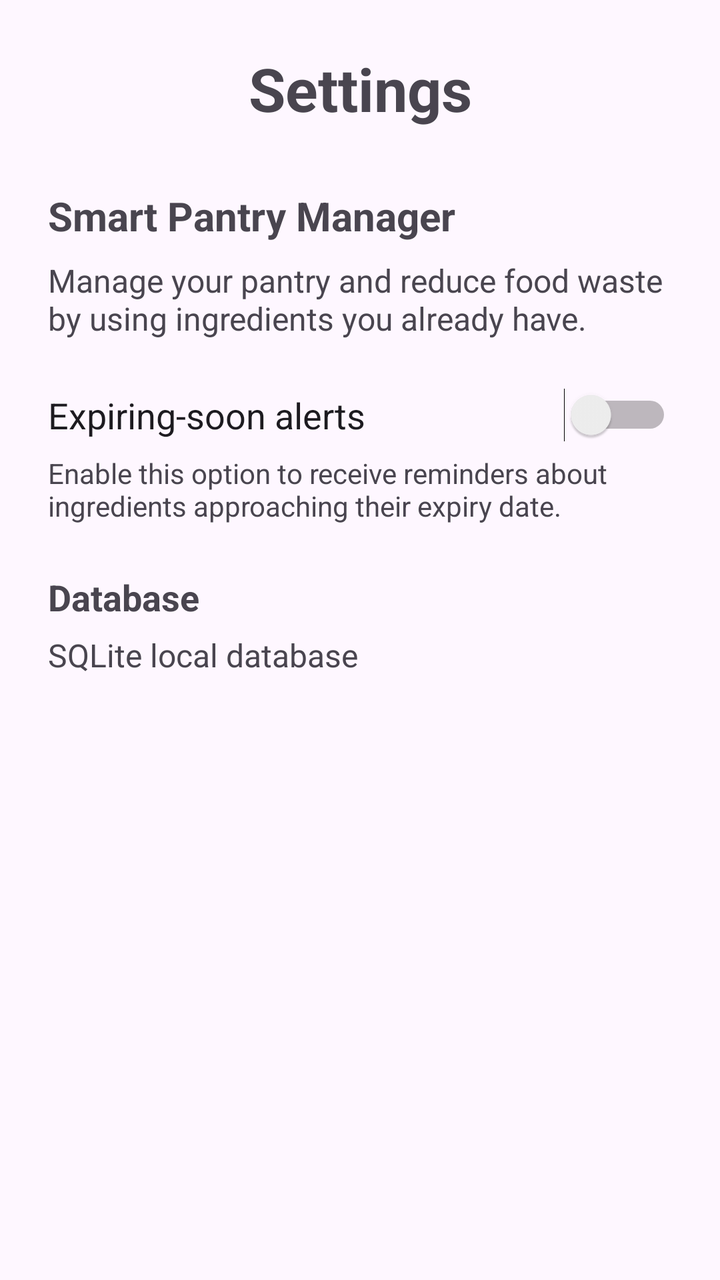
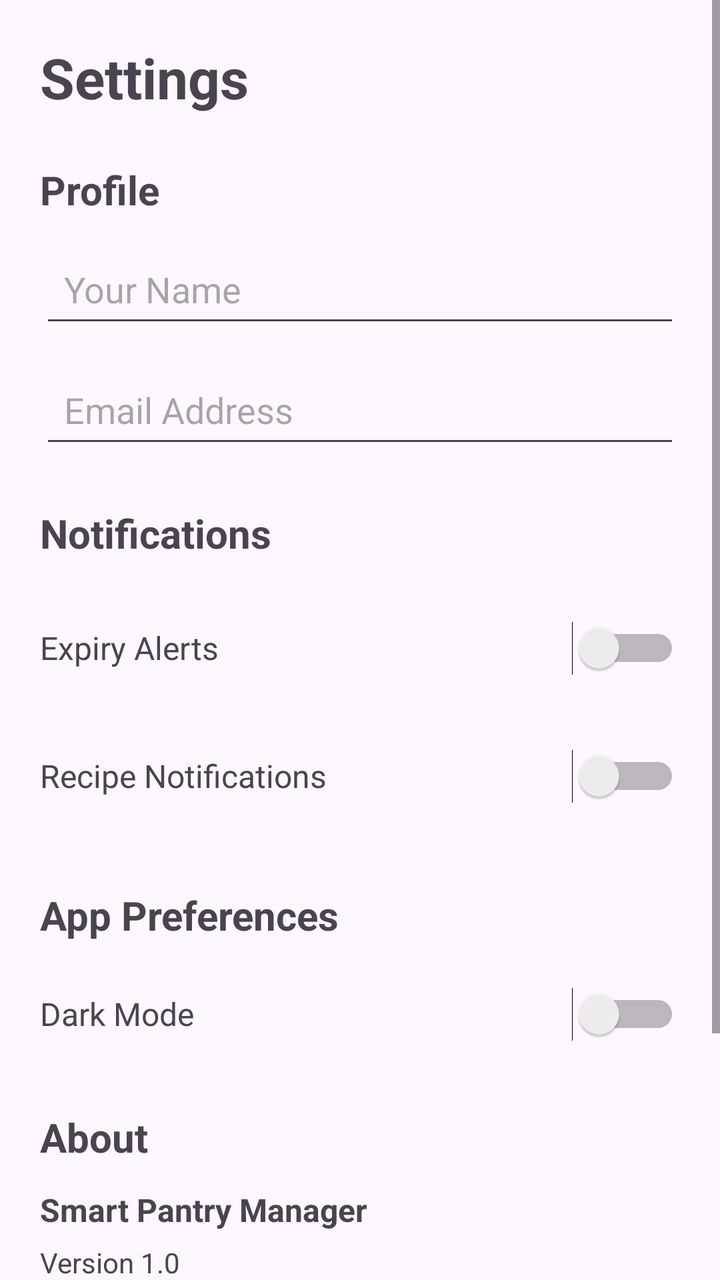

Screens rendered from an Android XML layout before and after an edit, with the pre-edit source and the edit as a unified diff.
<!-- AndroidManifest.xml: application theme Theme.SmartPantry -->
<!-- res/layout/activity_settings.xml -->
<?xml version="1.0" encoding="utf-8"?>
<ScrollView xmlns:android="http://schemas.android.com/apk/res/android"
    android:layout_width="match_parent"
    android:layout_height="match_parent">

    <LinearLayout
        android:layout_width="match_parent"
        android:layout_height="wrap_content"
        android:orientation="vertical"
        android:padding="24dp">

        <TextView
            android:layout_width="match_parent"
            android:layout_height="wrap_content"
            android:text="Settings"
            android:textSize="30sp"
            android:textStyle="bold"
            android:gravity="center"
            android:layout_marginBottom="30dp" />

        <TextView
            android:layout_width="match_parent"
            android:layout_height="wrap_content"
            android:text="Smart Pantry Manager"
            android:textSize="20sp"
            android:textStyle="bold" />

        <TextView
            android:layout_width="match_parent"
            android:layout_height="wrap_content"
            android:text="Manage your pantry and reduce food waste by using ingredients you already have."
            android:textSize="16sp"
            android:layout_marginTop="8dp"
            android:layout_marginBottom="24dp" />

        <Switch
            android:id="@+id/switchExpiryAlerts"
            android:layout_width="match_parent"
            android:layout_height="wrap_content"
            android:text="Expiring-soon alerts"
            android:textSize="18sp" />

        <TextView
            android:layout_width="match_parent"
            android:layout_height="wrap_content"
            android:text="Enable this option to receive reminders about ingredients approaching their expiry date."
            android:textSize="14sp"
            android:layout_marginTop="6dp"
            android:layout_marginBottom="24dp" />

        <TextView
            android:layout_width="match_parent"
            android:layout_height="wrap_content"
            android:text="Database"
            android:textSize="18sp"
            android:textStyle="bold" />

        <TextView
            android:layout_width="match_parent"
            android:layout_height="wrap_content"
            android:text="SQLite local database"
            android:textSize="16sp"
            android:layout_marginTop="6dp" />

    </LinearLayout>

</ScrollView>
<!-- resources referenced by this layout -->
<resources>
  <style name="Theme.SmartPantry" parent="Base.Theme.SmartPantry" />
  <style name="Base.Theme.SmartPantry" parent="Theme.Material3.DayNight.NoActionBar">
          
          
      </style>
</resources>

<!-- the commit's change to res/layout/activity_settings.xml (unified diff, before → after) -->
@@ -1,66 +1,191 @@
 <?xml version="1.0" encoding="utf-8"?>
 <ScrollView xmlns:android="http://schemas.android.com/apk/res/android"
     android:layout_width="match_parent"
-    android:layout_height="match_parent">
+    android:layout_height="match_parent"
+    android:fillViewport="true">
 
     <LinearLayout
         android:layout_width="match_parent"
         android:layout_height="wrap_content"
         android:orientation="vertical"
-        android:padding="24dp">
+        android:padding="20dp">
 
+        
         <TextView
             android:layout_width="match_parent"
             android:layout_height="wrap_content"
             android:text="Settings"
-            android:textSize="30sp"
+            android:textSize="28sp"
             android:textStyle="bold"
-            android:gravity="center"
-            android:layout_marginBottom="30dp" />
+            android:layout_marginBottom="24dp" />
 
+        
         <TextView
             android:layout_width="match_parent"
             android:layout_height="wrap_content"
-            android:text="Smart Pantry Manager"
+            android:text="Profile"
             android:textSize="20sp"
-            android:textStyle="bold" />
+            android:textStyle="bold"
+            android:layout_marginBottom="12dp" />
 
+        <EditText
+            android:id="@+id/editTextName"
+            android:layout_width="match_parent"
+            android:layout_height="wrap_content"
+            android:hint="Your Name"
+            android:inputType="textPersonName"
+            android:minHeight="48dp"
+            android:padding="12dp"
+            android:layout_marginBottom="12dp" />
+
+        <EditText
+            android:id="@+id/editTextEmail"
+            android:layout_width="match_parent"
+            android:layout_height="wrap_content"
+            android:hint="Email Address"
+            android:inputType="textEmailAddress"
+            android:minHeight="48dp"
+            android:padding="12dp"
+            android:layout_marginBottom="24dp" />
+
+        
         <TextView
             android:layout_width="match_parent"
             android:layout_height="wrap_content"
-            android:text="Manage your pantry and reduce food waste by using ingredients you already have."
-            android:textSize="16sp"
-            android:layout_marginTop="8dp"
-            android:layout_marginBottom="24dp" />
+            android:text="Notifications"
+            android:textSize="20sp"
+            android:textStyle="bold"
+            android:layout_marginBottom="12dp" />
 
-        <Switch
-            android:id="@+id/switchExpiryAlerts"
+        
+        <LinearLayout
             android:layout_width="match_parent"
             android:layout_height="wrap_content"
-            android:text="Expiring-soon alerts"
-            android:textSize="18sp" />
+            android:minHeight="48dp"
+            android:gravity="center_vertical"
+            android:orientation="horizontal"
+            android:paddingVertical="8dp">
 
+            <TextView
+                android:layout_width="0dp"
+                android:layout_height="wrap_content"
+                android:layout_weight="1"
+                android:text="Expiry Alerts"
+                android:textSize="16sp" />
+
+            <Switch
+                android:id="@+id/switchExpiryAlerts"
+                android:layout_width="wrap_content"
+                android:layout_height="48dp"
+                android:minWidth="48dp"
+                android:minHeight="48dp" />
+
+        </LinearLayout>
+
+        
+        <LinearLayout
+            android:layout_width="match_parent"
+            android:layout_height="wrap_content"
+            android:minHeight="48dp"
+            android:gravity="center_vertical"
+            android:orientation="horizontal"
+            android:paddingVertical="8dp"
+            android:layout_marginBottom="24dp">
+
+            <TextView
+                android:layout_width="0dp"
+                android:layout_height="wrap_content"
+                android:layout_weight="1"
+                android:text="Recipe Notifications"
+                android:textSize="16sp" />
+
+            <Switch
+                android:id="@+id/switchRecipeNotifications"
+                android:layout_width="wrap_content"
+                android:layout_height="48dp"
+                android:minWidth="48dp"
+                android:minHeight="48dp" />
+
+        </LinearLayout>
+
+        
         <TextView
             android:layout_width="match_parent"
             android:layout_height="wrap_content"
-            android:text="Enable this option to receive reminders about ingredients approaching their expiry date."
-            android:textSize="14sp"
-            android:layout_marginTop="6dp"
-            android:layout_marginBottom="24dp" />
+            android:text="App Preferences"
+            android:textSize="20sp"
+            android:textStyle="bold"
+            android:layout_marginBottom="12dp" />
 
+        <LinearLayout
+            android:layout_width="match_parent"
+            android:layout_height="wrap_content"
+            android:minHeight="48dp"
+            android:gravity="center_vertical"
+            android:orientation="horizontal"
+            android:layout_marginBottom="12dp">
+
+            <TextView
+                android:layout_width="0dp"
+                android:layout_height="wrap_content"
+                android:layout_weight="1"
+                android:text="Dark Mode"
+                android:textSize="16sp" />
+
+            <Switch
+                android:id="@+id/switchDarkMode"
+                android:layout_width="wrap_content"
+                android:layout_height="48dp"
+                android:minWidth="48dp"
+                android:minHeight="48dp" />
+
+        </LinearLayout>
+
+        
         <TextView
             android:layout_width="match_parent"
             android:layout_height="wrap_content"
-            android:text="Database"
-            android:textSize="18sp"
-            android:textStyle="bold" />
+            android:text="About"
+            android:textSize="20sp"
+            android:textStyle="bold"
+            android:layout_marginTop="12dp"
+            android:layout_marginBottom="12dp" />
 
         <TextView
+            android:id="@+id/textAppName"
             android:layout_width="match_parent"
             android:layout_height="wrap_content"
-            android:text="SQLite local database"
+            android:text="Smart Pantry Manager"
             android:textSize="16sp"
-            android:layout_marginTop="6dp" />
+            android:textStyle="bold"
+            android:layout_marginBottom="6dp" />
+
+        <TextView
+            android:id="@+id/textAppVersion"
+            android:layout_width="match_parent"
+            android:layout_height="wrap_content"
+            android:text="Version 1.0"
+            android:textSize="14sp"
+            android:layout_marginBottom="24dp" />
+
+        
+        <Button
+            android:id="@+id/btnSaveSettings"
+            android:layout_width="match_parent"
+            android:layout_height="wrap_content"
+            android:minHeight="48dp"
+            android:text="Save Settings"
+            android:textSize="16sp"
+            android:layout_marginBottom="12dp" />
+
+        
+        <Button
+            android:id="@+id/btnBack"
+            android:layout_width="match_parent"
+            android:layout_height="wrap_content"
+            android:minHeight="48dp"
+            android:text="Back"
+            android:textSize="16sp" />
 
     </LinearLayout>
 
